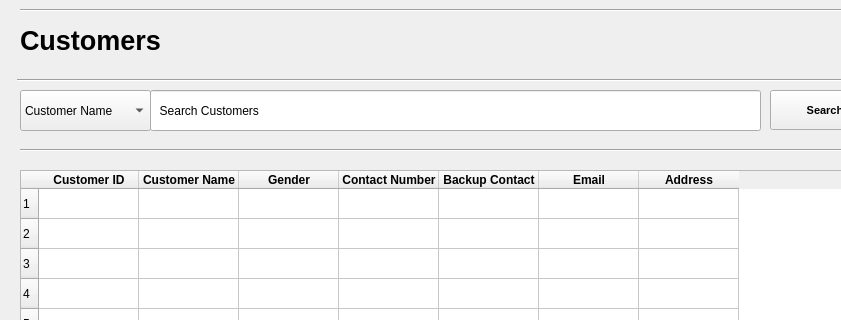
Old version of the form Screens/Customers.ui in the repository basil-ali-khan/Inventory-Management-System; both pictures show x 0 to 841 and y 0 to 320 of the 1242 by 506 pixel window.
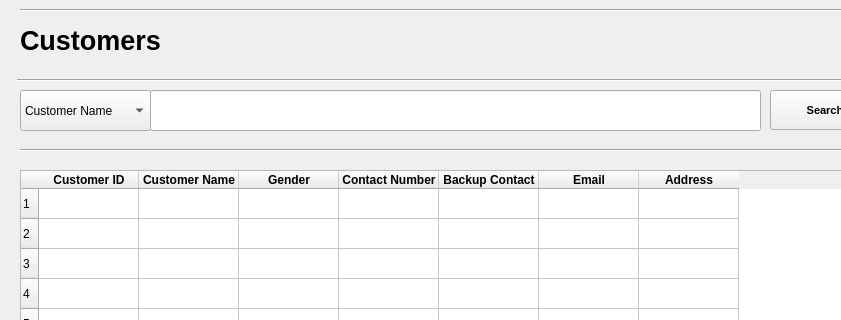
New version of the form.

Patch:
```diff
--- a/Screens/Customers.ui
+++ b/Screens/Customers.ui
@@ -231,7 +231,7 @@
      </rect>
     </property>
     <property name="text">
-     <string>  Search Customers</string>
+     <string/>
     </property>
    </widget>
    <widget class="Line" name="line">
```
Left out of the diff: 28 changed lines with no effect on the pictures.
